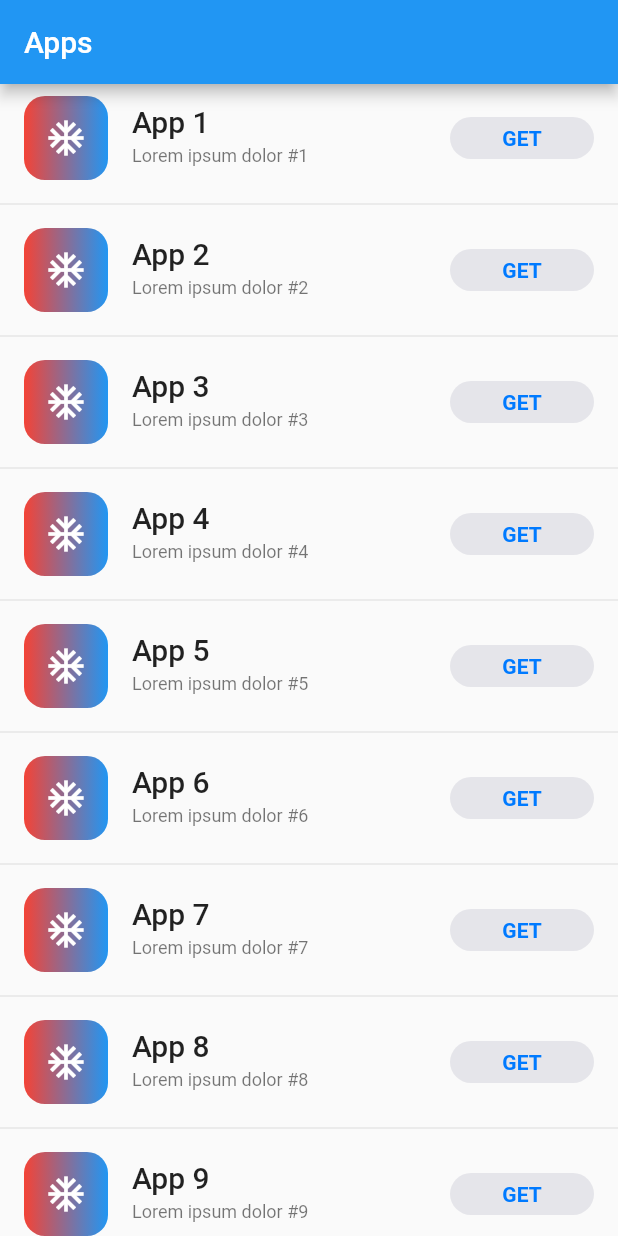
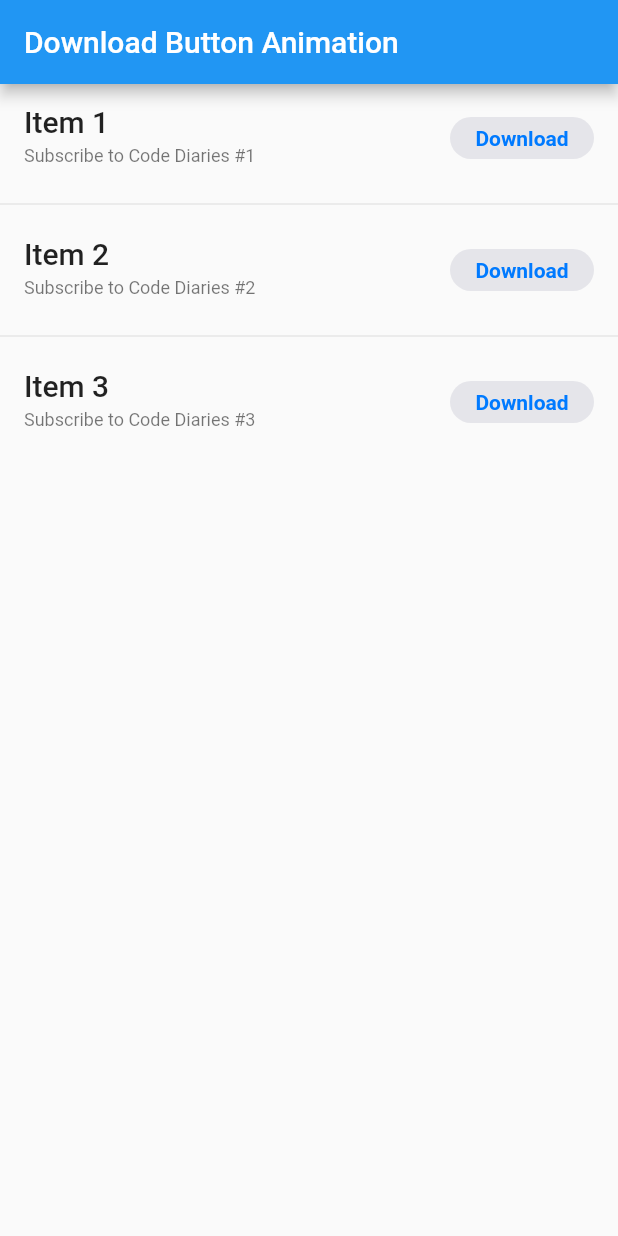
Before and after one commit to uemirhanselim/FLutter-Animations, a Flutter app: the screen it shows after launch, on a phone screen of 412 x 824 dp. Run offline on Flutter 3.47's test engine with Material 2 defaults, Android fonts, the phone set to English and light mode, and no system bars; our stand-ins replace google_fonts.

Commit message:
donwload button

```diff
--- a/lib/effects/download_button.dart
+++ b/lib/effects/download_button.dart
@@ -18,7 +18,7 @@ class _ExampleCupertinoDownloadButtonState
   void initState() {
     super.initState();
     _downloadControllers = List<DownloadController>.generate(
-      20,
+      3,
       (index) => SimulatedDownloadController(onOpenDownload: () {
         _openDownload(index);
       }),
@@ -36,7 +36,7 @@ class _ExampleCupertinoDownloadButtonState
   @override
   Widget build(BuildContext context) {
     return Scaffold(
-      appBar: AppBar(title: const Text('Apps')),
+      appBar: AppBar(title: const Text('Download Button Animation')),
       body: ListView.separated(
         itemCount: _downloadControllers.length,
         separatorBuilder: (_, __) => const Divider(),
@@ -49,15 +49,16 @@ class _ExampleCupertinoDownloadButtonState
     final theme = Theme.of(context);
     final downloadController = _downloadControllers[index];
 
-    return ListTile(
-      leading: const DemoAppIcon(),
+    return SizedBox(
+      width: 100,
+      child: ListTile(
         title: Text(
-        'App ${index + 1}',
+          'Item ${index + 1}',
           overflow: TextOverflow.ellipsis,
           style: theme.textTheme.titleLarge,
         ),
         subtitle: Text(
-        'Lorem ipsum dolor #${index + 1}',
+          'Subscribe to Code Diaries #${index + 1}',
           overflow: TextOverflow.ellipsis,
           style: theme.textTheme.bodySmall,
         ),
@@ -74,38 +75,6 @@ class _ExampleCupertinoDownloadButtonState
                 onOpen: downloadController.openDownload,
               );
             },
-        ),
-      ),
-    );
-  }
-}
-
-@immutable
-class DemoAppIcon extends StatelessWidget {
-  const DemoAppIcon({super.key});
-
-  @override
-  Widget build(BuildContext context) {
-    return const AspectRatio(
-      aspectRatio: 1,
-      child: FittedBox(
-        child: SizedBox(
-          width: 80,
-          height: 80,
-          child: DecoratedBox(
-            decoration: BoxDecoration(
-              gradient: LinearGradient(
-                colors: [Colors.red, Colors.blue],
-              ),
-              borderRadius: BorderRadius.all(Radius.circular(20)),
-            ),
-            child: Center(
-              child: Icon(
-                Icons.ac_unit,
-                color: Colors.white,
-                size: 40,
-              ),
-            ),
           ),
         ),
       ),
@@ -346,7 +315,7 @@ class ButtonShapeWidget extends StatelessWidget {
           opacity: isDownloading || isFetching ? 0.0 : 1.0,
           curve: Curves.ease,
           child: Text(
-            isDownloaded ? 'OPEN' : 'GET',
+            isDownloaded ? 'OPEN' : 'Download',
             textAlign: TextAlign.center,
             style: Theme.of(context).textTheme.labelLarge?.copyWith(
                   fontWeight: FontWeight.bold,
```
Lines whose indentation alone changed are shown as unchanged.
